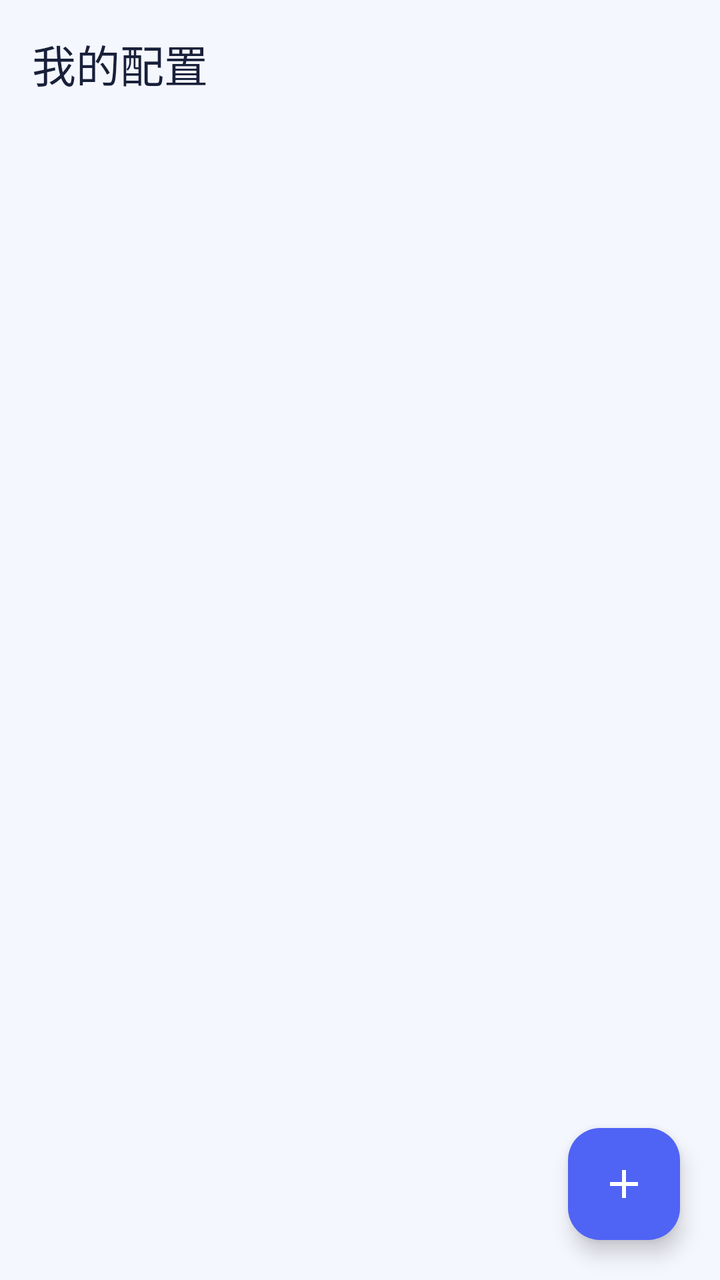
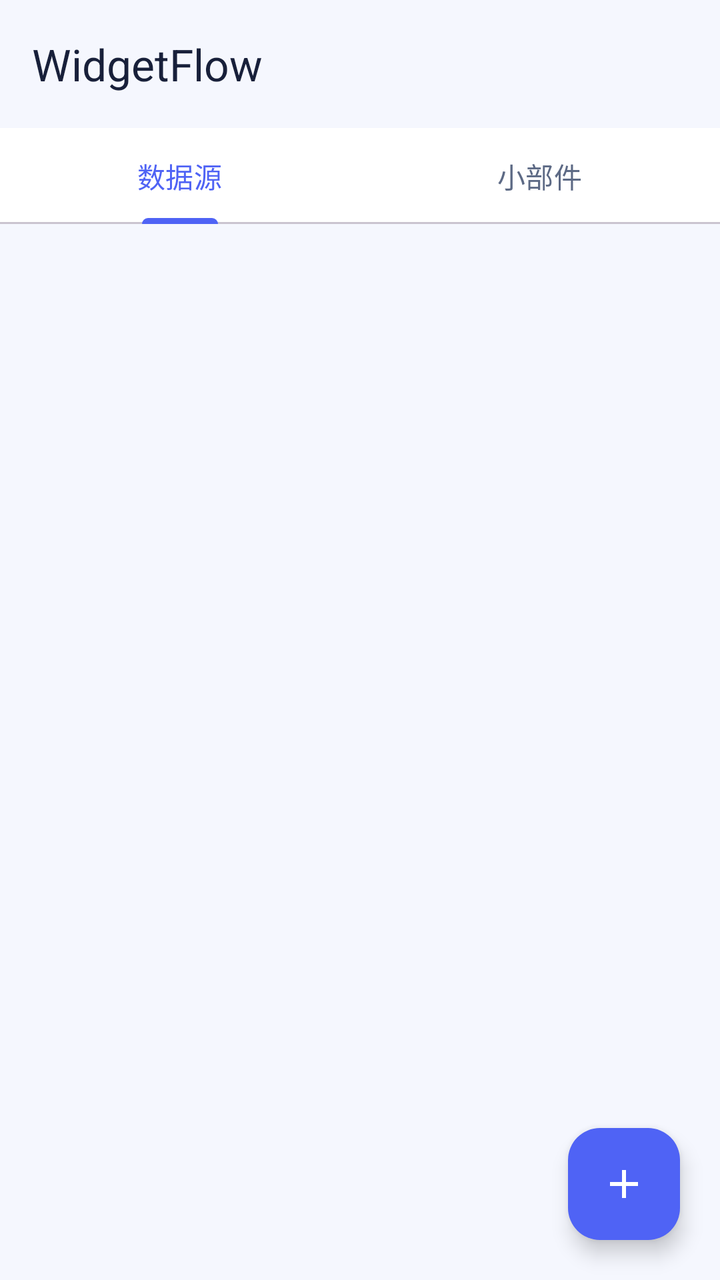

Before-and-after screenshots of an Android layout around one commit, followed by the original layout XML and the change that was made.
<!-- AndroidManifest.xml: application theme Theme.WidgetFlow -->
<!-- res/layout/activity_main.xml -->
<?xml version="1.0" encoding="utf-8"?>
<androidx.coordinatorlayout.widget.CoordinatorLayout
    xmlns:android="http://schemas.android.com/apk/res/android"
    xmlns:app="http://schemas.android.com/apk/res-auto"
    android:layout_width="match_parent"
    android:layout_height="match_parent"
    android:background="@color/bg">

    <com.google.android.material.appbar.AppBarLayout
        android:layout_width="match_parent"
        android:layout_height="wrap_content"
        android:background="@color/bg"
        app:elevation="0dp">

        <com.google.android.material.appbar.MaterialToolbar
            android:id="@+id/toolbar"
            android:layout_width="match_parent"
            android:layout_height="?attr/actionBarSize"
            app:title="@string/title_my_configs"
            app:titleTextColor="@color/ink"
            app:subtitleTextColor="@color/muted" />
    </com.google.android.material.appbar.AppBarLayout>

    <LinearLayout
        android:layout_width="match_parent"
        android:layout_height="match_parent"
        android:orientation="vertical"
        app:layout_behavior="@string/appbar_scrolling_view_behavior">

        <TextView
            android:id="@+id/pick_banner"
            android:layout_width="match_parent"
            android:layout_height="wrap_content"
            android:layout_marginLeft="16dp"
            android:layout_marginRight="16dp"
            android:layout_marginTop="4dp"
            android:layout_marginBottom="8dp"
            android:background="@color/accent_light"
            android:gravity="center"
            android:padding="10dp"
            android:text="@string/pick_banner"
            android:textColor="@color/accent"
            android:textSize="13sp"
            android:textStyle="bold"
            android:visibility="gone" />

        <androidx.recyclerview.widget.RecyclerView
            android:id="@+id/recycler"
            android:layout_width="match_parent"
            android:layout_height="match_parent"
            android:clipToPadding="false"
            android:paddingLeft="12dp"
            android:paddingRight="12dp"
            android:paddingBottom="88dp" />

        <TextView
            android:id="@+id/empty_view"
            android:layout_width="match_parent"
            android:layout_height="match_parent"
            android:gravity="center"
            android:text="@string/hint_empty_list"
            android:textColor="@color/muted"
            android:textSize="14sp"
            android:lineSpacingExtra="4dp" />
    </LinearLayout>

    <com.google.android.material.floatingactionbutton.FloatingActionButton
        android:id="@+id/fab_new"
        android:layout_width="wrap_content"
        android:layout_height="wrap_content"
        android:layout_gravity="bottom|end"
        android:layout_margin="20dp"
        android:contentDescription="@string/add_param"
        android:src="@drawable/ic_add"
        app:backgroundTint="@color/accent"
        app:tint="@android:color/white" />
</androidx.coordinatorlayout.widget.CoordinatorLayout>
<!-- resources referenced by this layout -->
<resources>
  <color name="accent">#4F63F5</color>
  <color name="accent_light">#E9EDFE</color>
  <color name="bg">#F5F7FE</color>
  <color name="ink">#18203A</color>
  <color name="muted">#5D6A85</color>
  <!-- drawable ic_add (drawable) -->
  <?xml version="1.0" encoding="utf-8"?>
  <vector xmlns:android="http://schemas.android.com/apk/res/android"
      android:width="24dp" android:height="24dp"
      android:viewportWidth="24" android:viewportHeight="24">
      <path
          android:pathData="M19,13h-6v6h-2v-6H5v-2h6V5h2v6h6v2z"
          android:fillColor="#FFFFFF" />
  </vector>
  <string name="add_param">+ 添加参数</string>
  <string name="hint_empty_list">还没有配置\n点右下角 ＋ 新建一个数据源</string>
  <string name="pick_banner">选择要展示到桌面组件的配置</string>
  <string name="title_my_configs">我的配置</string>
  <style name="Theme.WidgetFlow" parent="Theme.Material3.Light.NoActionBar">
          <item name="colorPrimary">@color/accent</item>
          <item name="colorOnPrimary">#FFFFFF</item>
          <item name="colorPrimaryContainer">@color/accent_light</item>
          <item name="colorOnPrimaryContainer">@color/accent</item>
          <item name="colorSecondary">@color/accent2</item>
          <item name="colorSecondaryContainer">#D9F5F1</item>
          <item name="colorOnSecondaryContainer">#0B5F56</item>
          <item name="android:colorBackground">@color/bg</item>
          <item name="colorSurface">@color/surface</item>
          <item name="colorOnSurface">@color/ink</item>
      </style>
  <color name="accent2">#14B8A6</color>
  <color name="surface">#FFFFFF</color>
</resources>

<!-- the commit's change to res/layout/activity_main.xml (unified diff, before → after) -->
@@ -19,6 +19,24 @@
             app:title="@string/title_my_configs"
             app:titleTextColor="@color/ink"
             app:subtitleTextColor="@color/muted" />
+
+        <com.google.android.material.tabs.TabLayout
+            android:id="@+id/tab_layout"
+            android:layout_width="match_parent"
+            android:layout_height="wrap_content"
+            app:tabIndicatorColor="@color/accent"
+            app:tabIndicatorFullWidth="false"
+            app:tabSelectedTextColor="@color/accent"
+            app:tabTextColor="@color/muted">
+            <com.google.android.material.tabs.TabItem
+                android:layout_width="wrap_content"
+                android:layout_height="wrap_content"
+                android:text="@string/tab_sources" />
+            <com.google.android.material.tabs.TabItem
+                android:layout_width="wrap_content"
+                android:layout_height="wrap_content"
+                android:text="@string/tab_widgets" />
+        </com.google.android.material.tabs.TabLayout>
     </com.google.android.material.appbar.AppBarLayout>
 
     <LinearLayout
@@ -44,8 +62,9 @@
             android:textStyle="bold"
             android:visibility="gone" />
 
+        
         <androidx.recyclerview.widget.RecyclerView
-            android:id="@+id/recycler"
+            android:id="@+id/source_recycler"
             android:layout_width="match_parent"
             android:layout_height="match_parent"
             android:clipToPadding="false"
@@ -54,14 +73,36 @@
             android:paddingBottom="88dp" />
 
         <TextView
-            android:id="@+id/empty_view"
+            android:id="@+id/source_empty"
             android:layout_width="match_parent"
             android:layout_height="match_parent"
             android:gravity="center"
-            android:text="@string/hint_empty_list"
+            android:lineSpacingExtra="4dp"
+            android:text="@string/hint_empty_sources"
+            android:textColor="@color/muted"
+            android:textSize="14sp" />
+
+        
+        <androidx.recyclerview.widget.RecyclerView
+            android:id="@+id/widget_recycler"
+            android:layout_width="match_parent"
+            android:layout_height="match_parent"
+            android:clipToPadding="false"
+            android:paddingLeft="12dp"
+            android:paddingRight="12dp"
+            android:paddingBottom="88dp"
+            android:visibility="gone" />
+
+        <TextView
+            android:id="@+id/widget_empty"
+            android:layout_width="match_parent"
+            android:layout_height="match_parent"
+            android:gravity="center"
+            android:lineSpacingExtra="4dp"
+            android:text="@string/hint_empty_widgets"
             android:textColor="@color/muted"
             android:textSize="14sp"
-            android:lineSpacingExtra="4dp" />
+            android:visibility="gone" />
     </LinearLayout>
 
     <com.google.android.material.floatingactionbutton.FloatingActionButton
<!-- resource entries referenced after the edit -->
@@ -15,9 +15,12 @@
           android:fillColor="#FFFFFF" />
   </vector>
   <string name="add_param">+ 添加参数</string>
-  <string name="hint_empty_list">还没有配置\n点右下角 ＋ 新建一个数据源</string>
-  <string name="pick_banner">选择要展示到桌面组件的配置</string>
-  <string name="title_my_configs">我的配置</string>
+  <string name="hint_empty_sources">还没有数据源\n点右下角 ＋ 新建一个数据源\n（一个数据源可被多个小部件复用）</string>
+  <string name="hint_empty_widgets">还没有小部件\n请先创建数据源，再点右下角 ＋ 新建小部件\n一个组件可同时引用多个数据源</string>
+  <string name="pick_banner">选择要展示到桌面组件的小部件</string>
+  <string name="tab_sources">数据源</string>
+  <string name="tab_widgets">小部件</string>
+  <string name="title_my_configs">WidgetFlow</string>
   <style name="Theme.WidgetFlow" parent="Theme.Material3.Light.NoActionBar">
           <item name="colorPrimary">@color/accent</item>
           <item name="colorOnPrimary">#FFFFFF</item>
